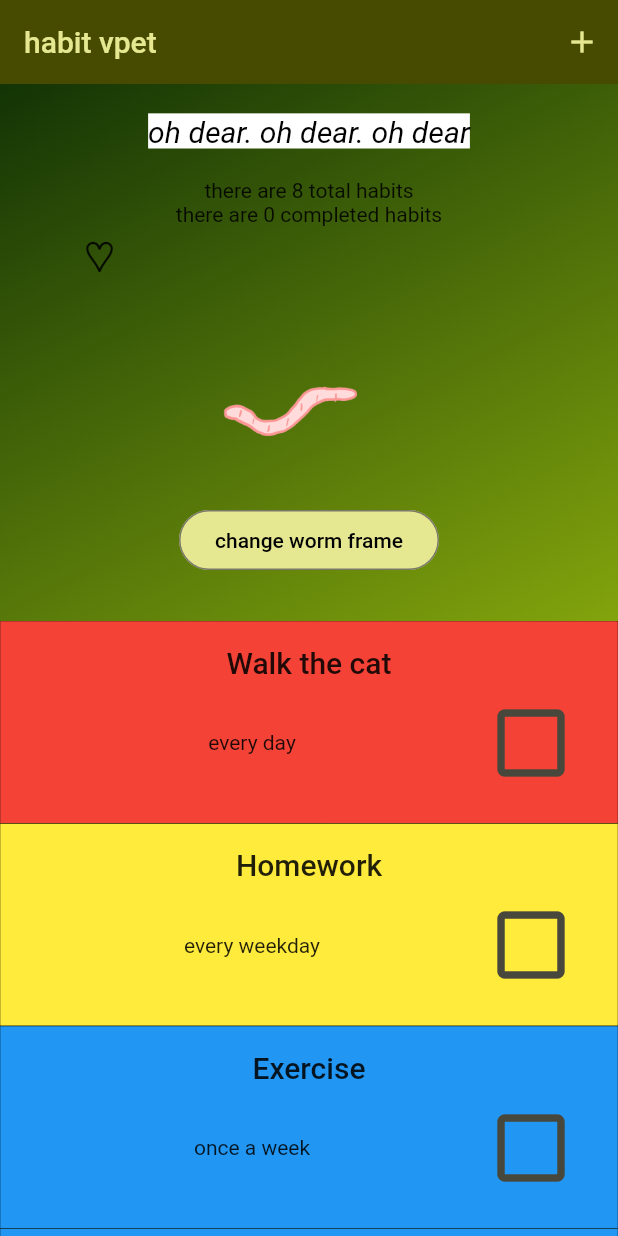
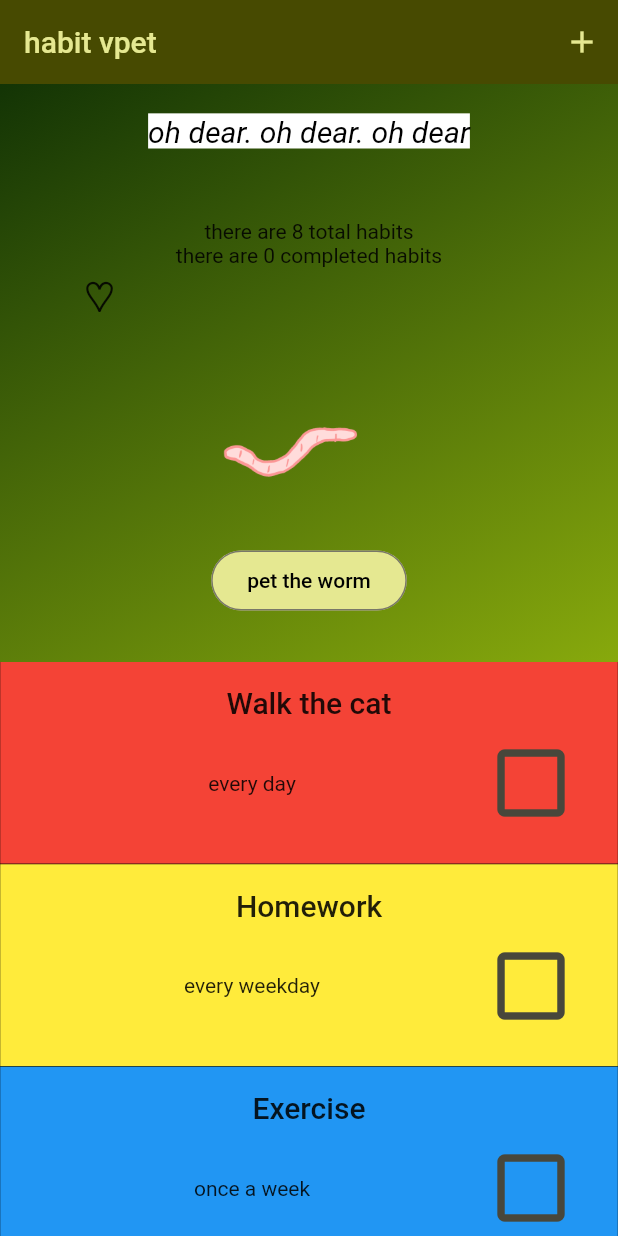
Before and after one commit to abbymachines/habit_vpet, a Flutter app: the screen it shows after launch, on a phone screen of 412 x 824 dp. Run offline on Flutter 3.47's test engine with Material 2 defaults, Android fonts, the phone set to English and light mode, and no system bars; our stand-ins replace flutter_riverpod.

Commit message:
add height to pet_status_message sized box so it doesn't shift the page

```diff
--- a/lib/pet_status_message.dart
+++ b/lib/pet_status_message.dart
@@ -17,6 +17,7 @@ class PetStatusMessage extends StatelessWidget {
   Widget build(context) {
     return SizedBox(
       width: 350,
+      height: 50,
       child: Text(
         statusMessages[health]!,
         style: const TextStyle(
--- a/lib/widgets/pet/frame_changer.dart
+++ b/lib/widgets/pet/frame_changer.dart
@@ -33,7 +33,7 @@ class _FrameChangerState extends State<FrameChanger> {
         ),
         OutlinedButton(
           onPressed: _changeFrame,
-          child: const Text('change worm frame'),
+          child: const Text('pet the worm'),
         ),
       ],
     );
```
